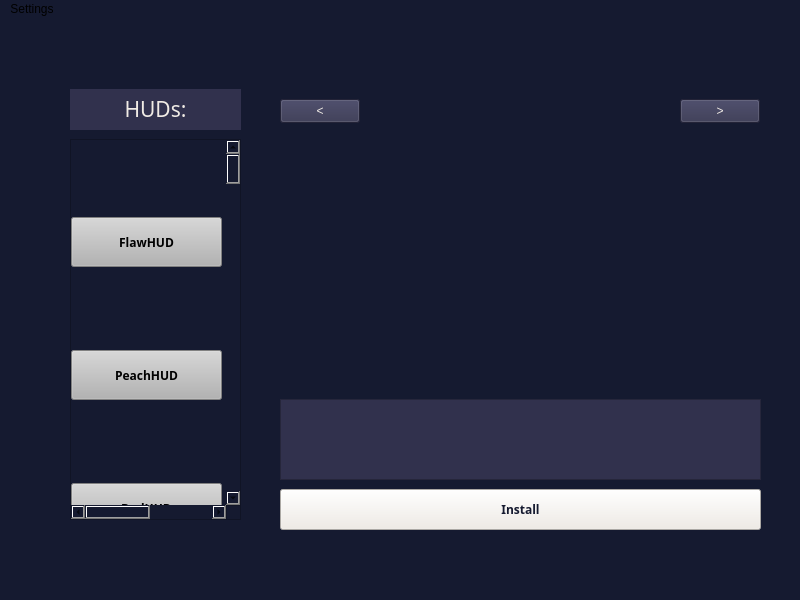
Old version of the form mainwindow.ui in the repository Croudxd/YourHUDs.
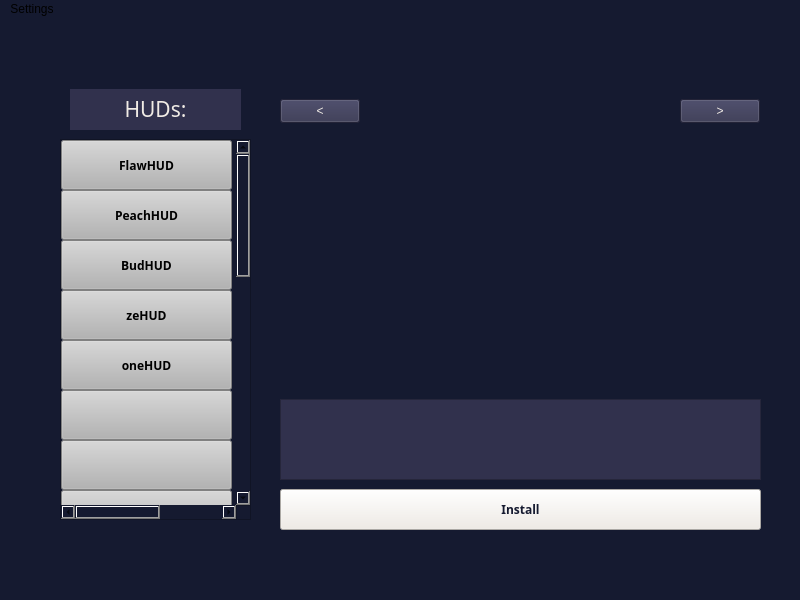
New version of the form.

Diff of the .ui file:
```diff
--- a/mainwindow.ui
+++ b/mainwindow.ui
@@ -155,9 +155,9 @@
    <widget class="QScrollArea" name="scrollArea">
     <property name="geometry">
      <rect>
-      <x>70</x>
+      <x>60</x>
       <y>120</y>
-      <width>171</width>
+      <width>191</width>
       <height>381</height>
      </rect>
     </property>
@@ -170,13 +170,13 @@
        <x>0</x>
        <y>0</y>
        <width>300</width>
-       <height>9000</height>
+       <height>1000</height>
       </rect>
      </property>
      <property name="minimumSize">
       <size>
        <width>300</width>
-       <height>9000</height>
+       <height>1000</height>
       </size>
      </property>
      <widget class="QWidget" name="verticalLayoutWidget_2">
@@ -184,11 +184,17 @@
        <rect>
         <x>0</x>
         <y>0</y>
-        <width>151</width>
-        <height>471</height>
+        <width>171</width>
+        <height>601</height>
        </rect>
       </property>
-      <layout class="QVBoxLayout" name="verticalLayout_2">
+      <layout class="QVBoxLayout" name="verticalLayout_2" stretch="0,0,0,0,0,0,0,0,0,0,0">
+       <property name="spacing">
+        <number>0</number>
+       </property>
+       <property name="sizeConstraint">
+        <enum>QLayout::SetMaximumSize</enum>
+       </property>
        <item>
         <widget class="QPushButton" name="button7Hud">
          <property name="sizePolicy">
@@ -282,6 +288,286 @@
          </property>
         </widget>
        </item>
+       <item>
+        <widget class="QPushButton" name="buttonzeHUD">
+         <property name="sizePolicy">
+          <sizepolicy hsizetype="Fixed" vsizetype="Fixed">
+           <horstretch>0</horstretch>
+           <verstretch>0</verstretch>
+          </sizepolicy>
+         </property>
+         <property name="maximumSize">
+          <size>
+           <width>400</width>
+           <height>50</height>
+          </size>
+         </property>
+         <property name="font">
+          <font>
+           <family>Segoe UI Black</family>
+           <bold>true</bold>
+          </font>
+         </property>
+         <property name="styleSheet">
+          <string notr="true">color: rgb(0, 0, 0);
+background-color: rgb(179, 179, 179);</string>
+         </property>
+         <property name="text">
+          <string>zeHUD</string>
+         </property>
+         <property name="default">
+          <bool>false</bool>
+         </property>
+         <property name="flat">
+          <bool>false</bool>
+         </property>
+        </widget>
+       </item>
+       <item>
+        <widget class="QPushButton" name="oneHUD">
+         <property name="sizePolicy">
+          <sizepolicy hsizetype="Fixed" vsizetype="Fixed">
+           <horstretch>0</horstretch>
+           <verstretch>0</verstretch>
+          </sizepolicy>
+         </property>
+         <property name="maximumSize">
+          <size>
+           <width>400</width>
+           <height>50</height>
+          </size>
+         </property>
+         <property name="font">
+          <font>
+           <family>Segoe UI Black</family>
+           <bold>true</bold>
+          </font>
+         </property>
+         <property name="styleSheet">
+          <string notr="true">color: rgb(0, 0, 0);
+background-color: rgb(179, 179, 179);</string>
+         </property>
+         <property name="text">
+          <string>oneHUD</string>
+         </property>
+         <property name="default">
+          <bool>false</bool>
+         </property>
+         <property name="flat">
+          <bool>false</bool>
+         </property>
+        </widget>
+       </item>
+       <item>
+        <widget class="QPushButton" name="buttonHUD">
+         <property name="sizePolicy">
+          <sizepolicy hsizetype="Fixed" vsizetype="Fixed">
+           <horstretch>0</horstretch>
+           <verstretch>0</verstretch>
+          </sizepolicy>
+         </property>
+         <property name="maximumSize">
+          <size>
+           <width>400</width>
+           <height>50</height>
+          </size>
+         </property>
+         <property name="font">
+          <font>
+           <family>Segoe UI Black</family>
+           <bold>true</bold>
+          </font>
+         </property>
+         <property name="styleSheet">
+          <string notr="true">color: rgb(0, 0, 0);
+background-color: rgb(179, 179, 179);</string>
+         </property>
+         <property name="text">
+          <string/>
+         </property>
+         <property name="default">
+          <bool>false</bool>
+         </property>
+         <property name="flat">
+          <bool>false</bool>
+         </property>
+        </widget>
+       </item>
+       <item>
+        <widget class="QPushButton" name="buttonHUD2">
+         <property name="sizePolicy">
+          <sizepolicy hsizetype="Fixed" vsizetype="Fixed">
+           <horstretch>0</horstretch>
+           <verstretch>0</verstretch>
+          </sizepolicy>
+         </property>
+         <property name="maximumSize">
+          <size>
+           <width>400</width>
+           <height>50</height>
+          </size>
+         </property>
+         <property name="font">
+          <font>
+           <family>Segoe UI Black</family>
+           <bold>true</bold>
+          </font>
+         </property>
+         <property name="styleSheet">
+          <string notr="true">color: rgb(0, 0, 0);
+background-color: rgb(179, 179, 179);</string>
+         </property>
+         <property name="text">
+          <string/>
+         </property>
+         <property name="default">
+          <bool>false</bool>
+         </property>
+         <property name="flat">
+          <bool>false</bool>
+         </property>
+        </widget>
+       </item>
+       <item>
+        <widget class="QPushButton" name="buttonHUD2_3">
+         <property name="sizePolicy">
+          <sizepolicy hsizetype="Fixed" vsizetype="Fixed">
+           <horstretch>0</horstretch>
+           <verstretch>0</verstretch>
+          </sizepolicy>
+         </property>
+         <property name="maximumSize">
+          <size>
+           <width>400</width>
+           <height>50</height>
+          </size>
+         </property>
+         <property name="font">
+          <font>
+           <family>Segoe UI Black</family>
+           <bold>true</bold>
+          </font>
+         </property>
+         <property name="styleSheet">
+          <string notr="true">color: rgb(0, 0, 0);
+background-color: rgb(179, 179, 179);</string>
+         </property>
+         <property name="text">
+          <string/>
+         </property>
+         <property name="default">
+          <bool>false</bool>
+         </property>
+         <property name="flat">
+          <bool>false</bool>
+         </property>
+        </widget>
+       </item>
+       <item>
+        <widget class="QPushButton" name="buttonHUD2_2">
+         <property name="sizePolicy">
+          <sizepolicy hsizetype="Fixed" vsizetype="Fixed">
+           <horstretch>0</horstretch>
+           <verstretch>0</verstretch>
+          </sizepolicy>
+         </property>
+         <property name="maximumSize">
+          <size>
+           <width>400</width>
+           <height>50</height>
+          </size>
+         </property>
+         <property name="font">
+          <font>
+           <family>Segoe UI Black</family>
+           <bold>true</bold>
+          </font>
+         </property>
+         <property name="styleSheet">
+          <string notr="true">color: rgb(0, 0, 0);
+background-color: rgb(179, 179, 179);</string>
+         </property>
+         <property name="text">
+          <string/>
+         </property>
+         <property name="default">
+          <bool>false</bool>
+         </property>
+         <property name="flat">
+          <bool>false</bool>
+         </property>
+        </widget>
+       </item>
+       <item>
+        <widget class="QPushButton" name="buttonHUD_2">
+         <property name="sizePolicy">
+          <sizepolicy hsizetype="Fixed" vsizetype="Fixed">
+           <horstretch>0</horstretch>
+           <verstretch>0</verstretch>
+          </sizepolicy>
+         </property>
+         <property name="maximumSize">
+          <size>
+           <width>400</width>
+           <height>50</height>
+          </size>
+         </property>
+         <property name="font">
+          <font>
+           <family>Segoe UI Black</family>
+           <bold>true</bold>
+          </font>
+         </property>
+         <property name="styleSheet">
+          <string notr="true">color: rgb(0, 0, 0);
+background-color: rgb(179, 179, 179);</string>
+         </property>
+         <property name="text">
+          <string/>
+         </property>
+         <property name="default">
+          <bool>false</bool>
+         </property>
+         <property name="flat">
+          <bool>false</bool>
+         </property>
+        </widget>
+       </item>
+       <item>
+        <widget class="QPushButton" name="buttonHUD_3">
+         <property name="sizePolicy">
+          <sizepolicy hsizetype="Fixed" vsizetype="Fixed">
+           <horstretch>0</horstretch>
+           <verstretch>0</verstretch>
+          </sizepolicy>
+         </property>
+         <property name="maximumSize">
+          <size>
+           <width>400</width>
+           <height>50</height>
+          </size>
+         </property>
+         <property name="font">
+          <font>
+           <family>Segoe UI Black</family>
+           <bold>true</bold>
+          </font>
+         </property>
+         <property name="styleSheet">
+          <string notr="true">color: rgb(0, 0, 0);
+background-color: rgb(179, 179, 179);</string>
+         </property>
+         <property name="text">
+          <string/>
+         </property>
+         <property name="default">
+          <bool>false</bool>
+         </property>
+         <property name="flat">
+          <bool>false</bool>
+         </property>
+        </widget>
+       </item>
       </layout>
      </widget>
     </widget>
```
